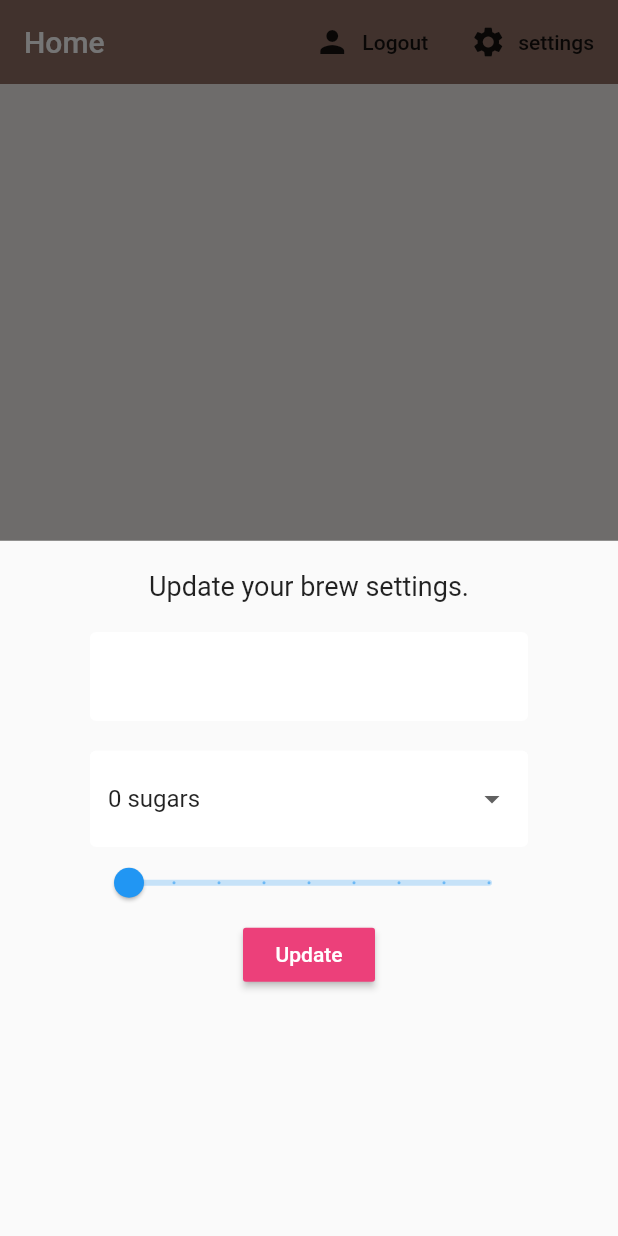
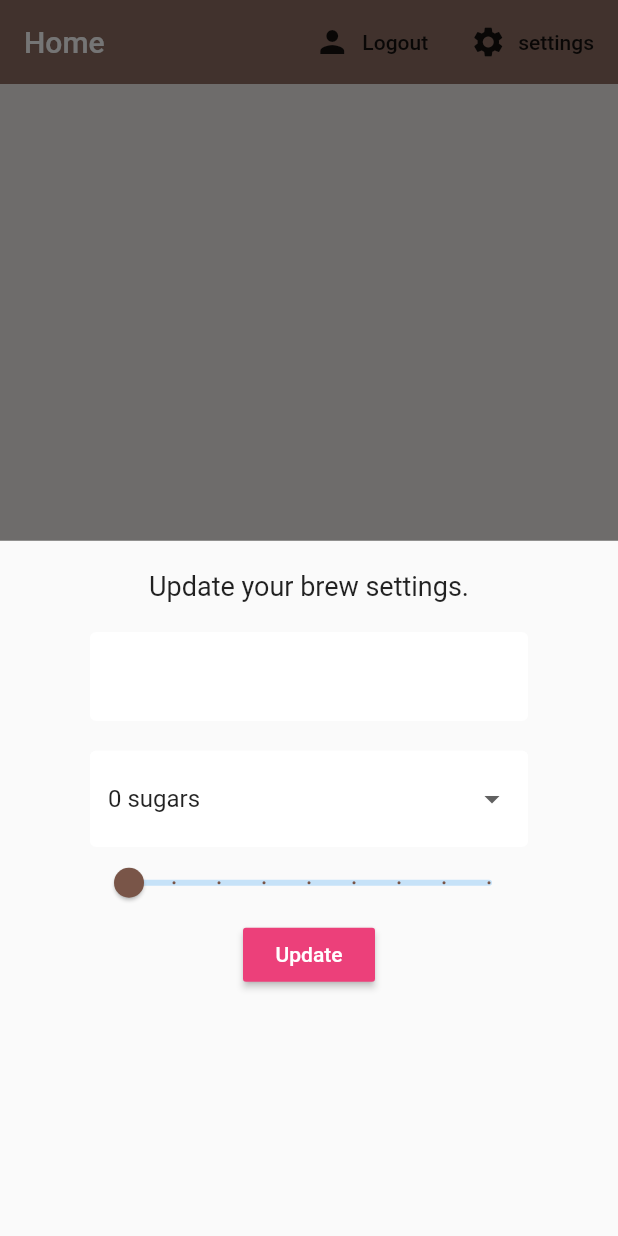
Before and after one commit to anantcodes/Coffee, a Flutter app: the screen it shows once a user with an empty profile is signed in, after a tap on "settings", on a phone screen of 412 x 824 dp. Run offline on Flutter 3.47's test engine with Material 2 defaults, Android fonts, the phone set to English and light mode, and no system bars; our stand-ins replace cloud_firestore, firebase_auth, flutter_spinkit; accounts and stored records are empty.

Commit message:
initial commit message

```diff
--- a/lib/settings_form.dart
+++ b/lib/settings_form.dart
@@ -52,6 +52,7 @@ class _SettingsFormState extends State<SettingsForm> {
 
          Slider(
            value: (_currentStrength ?? 100 ).toDouble(),
+           activeColor: Colors.brown,
            min:100.0 ,
            max: 900.0,
            divisions: 8,
```
